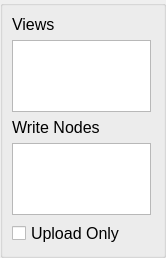
Above: conductor/resources/nuke.ui from AtomicConductor/conductor_client before the change. Below: the same form after it.
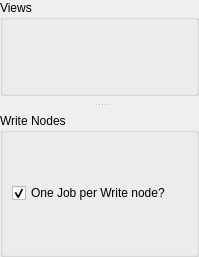
That is the form after the change.

Diff of the .ui file:
```diff
--- a/conductor/resources/nuke.ui
+++ b/conductor/resources/nuke.ui
@@ -6,102 +6,72 @@
    <rect>
     <x>0</x>
     <y>0</y>
-    <width>166</width>
-    <height>258</height>
+    <width>199</width>
+    <height>257</height>
    </rect>
   </property>
   <layout class="QVBoxLayout" name="verticalLayout">
+   <property name="spacing">
+    <number>10</number>
+   </property>
    <property name="margin">
     <number>0</number>
    </property>
    <item>
-    <widget class="QGroupBox" name="ui_write_nodes_grpbx">
-     <property name="title">
-      <string/>
+    <widget class="QSplitter" name="splitter">
+     <property name="styleSheet">
+      <string notr="true">QSplitter::handle:vertical {
+background: qlineargradient(x1:0, y1:0, x2:0, y2:1 ,
+												       stop:0 rgba(0, 0, 1, 0),
+												       stop:0.1 rgba(0, 0, 0, 0),
+                                                     stop:0.4 rgba(0, 0, 0, 25), 
+												       stop:0.6 rgba(0, 0, 0, 25), 
+												       stop:0.9 rgba(0, 0, 0, 0), 
+ 												       stop:1 rgba(0, 0, 0, 0)); 
+    height: 1px;
+}
+QSplitter::handle {
+margin-top: 4px;
+margin-bottom: 4px}</string>
      </property>
-     <layout class="QVBoxLayout" name="verticalLayout_2">
-      <property name="spacing">
-       <number>-1</number>
+     <property name="orientation">
+      <enum>Qt::Vertical</enum>
+     </property>
+     <widget class="QGroupBox" name="ui_views_grpbx">
+      <property name="styleSheet">
+       <string notr="true"/>
       </property>
-      <property name="rightMargin">
-       <number>12</number>
+      <property name="title">
+       <string>Views</string>
       </property>
-      <item>
-       <widget class="QLabel" name="label_2">
-        <property name="font">
-         <font>
-          <pointsize>12</pointsize>
-         </font>
-        </property>
-        <property name="text">
-         <string>Views</string>
-        </property>
-       </widget>
-      </item>
-      <item>
-       <widget class="QTreeWidget" name="ui_views_trwgt">
-        <property name="selectionMode">
-         <enum>QAbstractItemView::ExtendedSelection</enum>
-        </property>
-        <property name="indentation">
-         <number>0</number>
-        </property>
-        <property name="headerHidden">
-         <bool>true</bool>
-        </property>
-        <column>
-         <property name="text">
-          <string notr="true">1</string>
+      <layout class="QVBoxLayout" name="verticalLayout_3" stretch=""/>
+     </widget>
+     <widget class="QGroupBox" name="ui_write_nodes_grpbx">
+      <property name="toolTip">
+       <string>Choose the render layers to submit for rendering (green check)</string>
+      </property>
+      <property name="styleSheet">
+       <string notr="true"/>
+      </property>
+      <property name="title">
+       <string>Write Nodes</string>
+      </property>
+      <layout class="QVBoxLayout" name="verticalLayout_4">
+       <item>
+        <widget class="QCheckBox" name="ui_write_node_jobs_chkbx">
+         <property name="toolTip">
+          <string>Indicates whether each render layer should be rendered as a separate Job (as opposed to rendering all layers in a single Job).  Separating layers into their own discrete jobs allows for greater parallization as well as memory efficiency during execution.</string>
          </property>
-        </column>
-       </widget>
-      </item>
-      <item>
-       <widget class="QLabel" name="label">
-        <property name="font">
-         <font>
-          <pointsize>12</pointsize>
-         </font>
-        </property>
-        <property name="text">
-         <string>Write Nodes</string>
-        </property>
-       </widget>
-      </item>
-      <item>
-       <widget class="QTreeWidget" name="ui_write_nodes_trwgt">
-        <property name="selectionMode">
-         <enum>QAbstractItemView::ExtendedSelection</enum>
-        </property>
-        <property name="indentation">
-         <number>0</number>
-        </property>
-        <property name="headerHidden">
-         <bool>true</bool>
-        </property>
-        <column>
          <property name="text">
-          <string notr="true">Write Node</string>
+          <string>One Job per Write node?</string>
          </property>
-        </column>
-       </widget>
-      </item>
-      <item>
-       <widget class="QCheckBox" name="ui_upload_only">
-        <property name="font">
-         <font>
-          <pointsize>12</pointsize>
-         </font>
-        </property>
-        <property name="toolTip">
-         <string>Only upload dependencies. Don't submit render job</string>
-        </property>
-        <property name="text">
-         <string>Upload Only</string>
-        </property>
-       </widget>
-      </item>
-     </layout>
+         <property name="checked">
+          <bool>true</bool>
+         </property>
+        </widget>
+       </item>
+      </layout>
+     </widget>
     </widget>
    </item>
   </layout>
```
Left out of the diff: 4 changed lines with no effect on the pictures.
